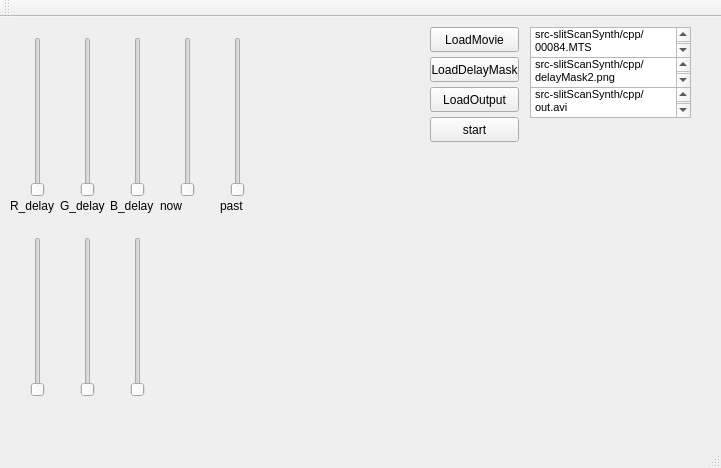
The window that gui/sliScanynthUIMac/mainwindow.ui (maku303/kwasonator) describes before a commit, drawn with Qt 5.
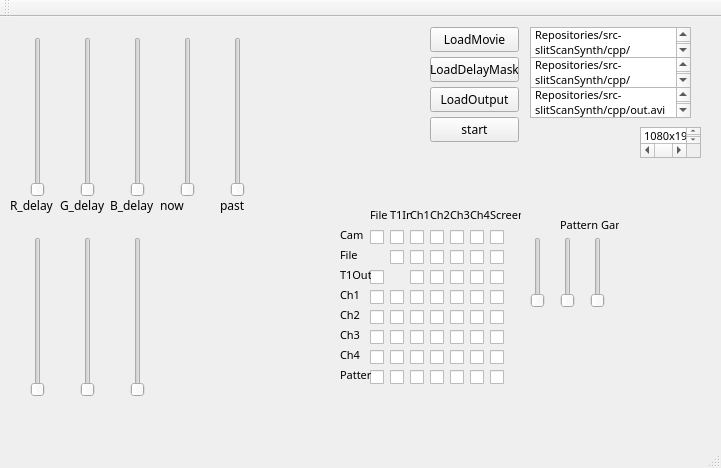
The same window after the commit.

```diff
--- a/gui/sliScanynthUIMac/mainwindow.ui
+++ b/gui/sliScanynthUIMac/mainwindow.ui
@@ -10,6 +10,11 @@
     <height>468</height>
    </rect>
   </property>
+  <property name="font">
+   <font>
+    <family>.SF NS Text</family>
+   </font>
+  </property>
   <property name="windowTitle">
    <string>MainWindow</string>
   </property>
@@ -92,6 +97,7 @@
     </property>
     <property name="font">
      <font>
+      <family>.SF NS Text</family>
       <pointsize>9</pointsize>
      </font>
     </property>
@@ -110,6 +116,7 @@
     </property>
     <property name="font">
      <font>
+      <family>.SF NS Text</family>
       <pointsize>8</pointsize>
      </font>
     </property>
@@ -128,6 +135,7 @@
     </property>
     <property name="font">
      <font>
+      <family>.SF NS Text</family>
       <pointsize>8</pointsize>
      </font>
     </property>
@@ -146,6 +154,7 @@
     </property>
     <property name="font">
      <font>
+      <family>.SF NS Text</family>
       <pointsize>9</pointsize>
      </font>
     </property>
@@ -164,6 +173,7 @@
     </property>
     <property name="font">
      <font>
+      <family>.SF NS Text</family>
       <pointsize>8</pointsize>
      </font>
     </property>
@@ -182,6 +192,7 @@
     </property>
     <property name="font">
      <font>
+      <family>.SF NS Text</family>
       <pointsize>9</pointsize>
      </font>
     </property>
@@ -213,6 +224,7 @@
     </property>
     <property name="font">
      <font>
+      <family>.SF NS Text</family>
       <pointsize>9</pointsize>
      </font>
     </property>
@@ -231,6 +243,7 @@
     </property>
     <property name="font">
      <font>
+      <family>.SF NS Text</family>
       <pointsize>9</pointsize>
      </font>
     </property>
@@ -249,6 +262,7 @@
     </property>
     <property name="font">
      <font>
+      <family>.SF NS Text</family>
       <pointsize>9</pointsize>
      </font>
     </property>
@@ -267,6 +281,7 @@
     </property>
     <property name="font">
      <font>
+      <family>.SF NS Text</family>
       <pointsize>9</pointsize>
      </font>
     </property>
@@ -352,6 +367,7 @@
     </property>
     <property name="font">
      <font>
+      <family>.SF NS Text</family>
       <pointsize>9</pointsize>
      </font>
     </property>
@@ -359,6 +375,1072 @@
      <string>past</string>
     </property>
    </widget>
+   <widget class="QCheckBox" name="checkBox_CamToFile">
+    <property name="geometry">
+     <rect>
+      <x>370</x>
+      <y>210</y>
+      <width>21</width>
+      <height>20</height>
+     </rect>
+    </property>
+    <property name="text">
+     <string/>
+    </property>
+   </widget>
+   <widget class="QCheckBox" name="checkBox_TransOutToFile">
+    <property name="geometry">
+     <rect>
+      <x>370</x>
+      <y>250</y>
+      <width>21</width>
+      <height>20</height>
+     </rect>
+    </property>
+    <property name="text">
+     <string/>
+    </property>
+   </widget>
+   <widget class="QCheckBox" name="checkBox_Ch1ToFile">
+    <property name="geometry">
+     <rect>
+      <x>370</x>
+      <y>270</y>
+      <width>21</width>
+      <height>20</height>
+     </rect>
+    </property>
+    <property name="text">
+     <string/>
+    </property>
+   </widget>
+   <widget class="QCheckBox" name="checkBox_CamToTransIn">
+    <property name="geometry">
+     <rect>
+      <x>390</x>
+      <y>210</y>
+      <width>21</width>
+      <height>20</height>
+     </rect>
+    </property>
+    <property name="text">
+     <string/>
+    </property>
+   </widget>
+   <widget class="QCheckBox" name="checkBox_FileToTransIn">
+    <property name="geometry">
+     <rect>
+      <x>390</x>
+      <y>230</y>
+      <width>21</width>
+      <height>20</height>
+     </rect>
+    </property>
+    <property name="text">
+     <string/>
+    </property>
+   </widget>
+   <widget class="QCheckBox" name="checkBox_Ch1ToTransIn">
+    <property name="geometry">
+     <rect>
+      <x>390</x>
+      <y>270</y>
+      <width>16</width>
+      <height>20</height>
+     </rect>
+    </property>
+    <property name="text">
+     <string/>
+    </property>
+   </widget>
+   <widget class="QCheckBox" name="checkBox_CamToCh1">
+    <property name="geometry">
+     <rect>
+      <x>410</x>
+      <y>210</y>
+      <width>21</width>
+      <height>20</height>
+     </rect>
+    </property>
+    <property name="text">
+     <string/>
+    </property>
+   </widget>
+   <widget class="QCheckBox" name="checkBox_FileToCh1">
+    <property name="geometry">
+     <rect>
+      <x>410</x>
+      <y>230</y>
+      <width>21</width>
+      <height>20</height>
+     </rect>
+    </property>
+    <property name="text">
+     <string/>
+    </property>
+   </widget>
+   <widget class="QCheckBox" name="checkBox_TransOutToCh1">
+    <property name="geometry">
+     <rect>
+      <x>410</x>
+      <y>250</y>
+      <width>16</width>
+      <height>20</height>
+     </rect>
+    </property>
+    <property name="text">
+     <string/>
+    </property>
+   </widget>
+   <widget class="QCheckBox" name="checkBox_Ch1ToCh1">
+    <property name="geometry">
+     <rect>
+      <x>410</x>
+      <y>270</y>
+      <width>16</width>
+      <height>20</height>
+     </rect>
+    </property>
+    <property name="text">
+     <string/>
+    </property>
+   </widget>
+   <widget class="QCheckBox" name="checkBox_TransOutToCh3">
+    <property name="geometry">
+     <rect>
+      <x>450</x>
+      <y>250</y>
+      <width>21</width>
+      <height>20</height>
+     </rect>
+    </property>
+    <property name="text">
+     <string/>
+    </property>
+   </widget>
+   <widget class="QCheckBox" name="checkBox_CamToCh3">
+    <property name="geometry">
+     <rect>
+      <x>450</x>
+      <y>210</y>
+      <width>21</width>
+      <height>20</height>
+     </rect>
+    </property>
+    <property name="text">
+     <string/>
+    </property>
+   </widget>
+   <widget class="QCheckBox" name="checkBox_TransOutToCh2">
+    <property name="geometry">
+     <rect>
+      <x>430</x>
+      <y>250</y>
+      <width>21</width>
+      <height>20</height>
+     </rect>
+    </property>
+    <property name="text">
+     <string/>
+    </property>
+   </widget>
+   <widget class="QCheckBox" name="checkBox_Ch1ToCh2">
+    <property name="geometry">
+     <rect>
+      <x>430</x>
+      <y>270</y>
+      <width>21</width>
+      <height>20</height>
+     </rect>
+    </property>
+    <property name="text">
+     <string/>
+    </property>
+   </widget>
+   <widget class="QCheckBox" name="checkBox_FileToCh3">
+    <property name="geometry">
+     <rect>
+      <x>450</x>
+      <y>230</y>
+      <width>21</width>
+      <height>20</height>
+     </rect>
+    </property>
+    <property name="text">
+     <string/>
+    </property>
+   </widget>
+   <widget class="QCheckBox" name="checkBox_TransOutToCh4">
+    <property name="geometry">
+     <rect>
+      <x>470</x>
+      <y>250</y>
+      <width>16</width>
+      <height>20</height>
+     </rect>
+    </property>
+    <property name="text">
+     <string/>
+    </property>
+   </widget>
+   <widget class="QCheckBox" name="checkBox_Ch1ToCh4">
+    <property name="geometry">
+     <rect>
+      <x>470</x>
+      <y>270</y>
+      <width>16</width>
+      <height>20</height>
+     </rect>
+    </property>
+    <property name="text">
+     <string/>
+    </property>
+   </widget>
+   <widget class="QCheckBox" name="checkBox_FileToCh2">
+    <property name="geometry">
+     <rect>
+      <x>430</x>
+      <y>230</y>
+      <width>21</width>
+      <height>20</height>
+     </rect>
+    </property>
+    <property name="text">
+     <string/>
+    </property>
+   </widget>
+   <widget class="QCheckBox" name="checkBox_FileToCh4">
+    <property name="geometry">
+     <rect>
+      <x>470</x>
+      <y>230</y>
+      <width>21</width>
+      <height>20</height>
+     </rect>
+    </property>
+    <property name="text">
+     <string/>
+    </property>
+   </widget>
+   <widget class="QCheckBox" name="checkBox_CamToCh2">
+    <property name="geometry">
+     <rect>
+      <x>430</x>
+      <y>210</y>
+      <width>21</width>
+      <height>20</height>
+     </rect>
+    </property>
+    <property name="text">
+     <string/>
+    </property>
+   </widget>
+   <widget class="QCheckBox" name="checkBox_Ch1ToCh3">
+    <property name="geometry">
+     <rect>
+      <x>450</x>
+      <y>270</y>
+      <width>16</width>
+      <height>20</height>
+     </rect>
+    </property>
+    <property name="text">
+     <string/>
+    </property>
+   </widget>
+   <widget class="QCheckBox" name="checkBox_CamToCh4">
+    <property name="geometry">
+     <rect>
+      <x>470</x>
+      <y>210</y>
+      <width>21</width>
+      <height>20</height>
+     </rect>
+    </property>
+    <property name="text">
+     <string/>
+    </property>
+   </widget>
+   <widget class="QLabel" name="label_6">
+    <property name="geometry">
+     <rect>
+      <x>340</x>
+      <y>210</y>
+      <width>31</width>
+      <height>16</height>
+     </rect>
+    </property>
+    <property name="font">
+     <font>
+      <family>.SF NS Text</family>
+      <pointsize>8</pointsize>
+     </font>
+    </property>
+    <property name="text">
+     <string>Cam</string>
+    </property>
+   </widget>
+   <widget class="QLabel" name="label_7">
+    <property name="geometry">
+     <rect>
+      <x>340</x>
+      <y>230</y>
+      <width>21</width>
+      <height>16</height>
+     </rect>
+    </property>
+    <property name="font">
+     <font>
+      <pointsize>8</pointsize>
+     </font>
+    </property>
+    <property name="text">
+     <string>File</string>
+    </property>
+   </widget>
+   <widget class="QLabel" name="label_8">
+    <property name="geometry">
+     <rect>
+      <x>340</x>
+      <y>250</y>
+      <width>31</width>
+      <height>16</height>
+     </rect>
+    </property>
+    <property name="font">
+     <font>
+      <pointsize>8</pointsize>
+     </font>
+    </property>
+    <property name="text">
+     <string>T1Out</string>
+    </property>
+   </widget>
+   <widget class="QLabel" name="label_9">
+    <property name="geometry">
+     <rect>
+      <x>340</x>
+      <y>270</y>
+      <width>31</width>
+      <height>16</height>
+     </rect>
+    </property>
+    <property name="font">
+     <font>
+      <pointsize>8</pointsize>
+     </font>
+    </property>
+    <property name="text">
+     <string>Ch1</string>
+    </property>
+   </widget>
+   <widget class="QLabel" name="label_10">
+    <property name="geometry">
+     <rect>
+      <x>370</x>
+      <y>190</y>
+      <width>21</width>
+      <height>16</height>
+     </rect>
+    </property>
+    <property name="font">
+     <font>
+      <pointsize>8</pointsize>
+     </font>
+    </property>
+    <property name="text">
+     <string>File</string>
+    </property>
+   </widget>
+   <widget class="QLabel" name="label_11">
+    <property name="geometry">
+     <rect>
+      <x>390</x>
+      <y>190</y>
+      <width>21</width>
+      <height>16</height>
+     </rect>
+    </property>
+    <property name="font">
+     <font>
+      <family>.SF NS Text</family>
+      <pointsize>8</pointsize>
+     </font>
+    </property>
+    <property name="text">
+     <string>T1In</string>
+    </property>
+   </widget>
+   <widget class="QLabel" name="label_12">
+    <property name="geometry">
+     <rect>
+      <x>410</x>
+      <y>190</y>
+      <width>21</width>
+      <height>16</height>
+     </rect>
+    </property>
+    <property name="font">
+     <font>
+      <family>.SF NS Text</family>
+      <pointsize>8</pointsize>
+     </font>
+    </property>
+    <property name="text">
+     <string>Ch1</string>
+    </property>
+   </widget>
+   <widget class="QLabel" name="label_13">
+    <property name="geometry">
+     <rect>
+      <x>430</x>
+      <y>190</y>
+      <width>21</width>
+      <height>16</height>
+     </rect>
+    </property>
+    <property name="font">
+     <font>
+      <family>.SF NS Text</family>
+      <pointsize>8</pointsize>
+     </font>
+    </property>
+    <property name="text">
+     <string>Ch2</string>
+    </property>
+   </widget>
+   <widget class="QLabel" name="label_14">
+    <property name="geometry">
+     <rect>
+      <x>450</x>
+      <y>190</y>
+      <width>21</width>
+      <height>16</height>
+     </rect>
+    </property>
+    <property name="font">
+     <font>
+      <family>.SF NS Text</family>
+      <pointsize>8</pointsize>
+     </font>
+    </property>
+    <property name="text">
+     <string>Ch3</string>
+    </property>
+   </widget>
+   <widget class="QLabel" name="label_15">
+    <property name="geometry">
+     <rect>
+      <x>470</x>
+      <y>190</y>
+      <width>21</width>
+      <height>16</height>
+     </rect>
+    </property>
+    <property name="font">
+     <font>
+      <family>.SF NS Text</family>
+      <pointsize>8</pointsize>
+     </font>
+    </property>
+    <property name="text">
+     <string>Ch4</string>
+    </property>
+   </widget>
+   <widget class="QCheckBox" name="checkBox_Ch2ToCh3">
+    <property name="geometry">
+     <rect>
+      <x>450</x>
+      <y>290</y>
+      <width>16</width>
+      <height>20</height>
+     </rect>
+    </property>
+    <property name="text">
+     <string/>
+    </property>
+   </widget>
+   <widget class="QCheckBox" name="checkBox_Ch2ToFile">
+    <property name="geometry">
+     <rect>
+      <x>370</x>
+      <y>290</y>
+      <width>21</width>
+      <height>20</height>
+     </rect>
+    </property>
+    <property name="text">
+     <string/>
+    </property>
+   </widget>
+   <widget class="QCheckBox" name="checkBox_Ch2ToCh4">
+    <property name="geometry">
+     <rect>
+      <x>470</x>
+      <y>290</y>
+      <width>16</width>
+      <height>20</height>
+     </rect>
+    </property>
+    <property name="text">
+     <string/>
+    </property>
+   </widget>
+   <widget class="QCheckBox" name="checkBox_Ch2ToCh1">
+    <property name="geometry">
+     <rect>
+      <x>410</x>
+      <y>290</y>
+      <width>16</width>
+      <height>20</height>
+     </rect>
+    </property>
+    <property name="text">
+     <string/>
+    </property>
+   </widget>
+   <widget class="QLabel" name="label_16">
+    <property name="geometry">
+     <rect>
+      <x>340</x>
+      <y>290</y>
+      <width>31</width>
+      <height>16</height>
+     </rect>
+    </property>
+    <property name="font">
+     <font>
+      <pointsize>8</pointsize>
+     </font>
+    </property>
+    <property name="text">
+     <string>Ch2</string>
+    </property>
+   </widget>
+   <widget class="QCheckBox" name="checkBox_Ch2ToTransIn">
+    <property name="geometry">
+     <rect>
+      <x>390</x>
+      <y>290</y>
+      <width>16</width>
+      <height>20</height>
+     </rect>
+    </property>
+    <property name="text">
+     <string/>
+    </property>
+   </widget>
+   <widget class="QCheckBox" name="checkBox_Ch2ToCh2">
+    <property name="geometry">
+     <rect>
+      <x>430</x>
+      <y>290</y>
+      <width>21</width>
+      <height>20</height>
+     </rect>
+    </property>
+    <property name="text">
+     <string/>
+    </property>
+   </widget>
+   <widget class="QCheckBox" name="checkBox_Ch3ToCh3">
+    <property name="geometry">
+     <rect>
+      <x>450</x>
+      <y>310</y>
+      <width>16</width>
+      <height>20</height>
+     </rect>
+    </property>
+    <property name="text">
+     <string/>
+    </property>
+   </widget>
+   <widget class="QCheckBox" name="checkBox_Ch3ToFile">
+    <property name="geometry">
+     <rect>
+      <x>370</x>
+      <y>310</y>
+      <width>21</width>
+      <height>20</height>
+     </rect>
+    </property>
+    <property name="text">
+     <string/>
+    </property>
+   </widget>
+   <widget class="QCheckBox" name="checkBox_Ch3ToCh4">
+    <property name="geometry">
+     <rect>
+      <x>470</x>
+      <y>310</y>
+      <width>16</width>
+      <height>20</height>
+     </rect>
+    </property>
+    <property name="text">
+     <string/>
+    </property>
+   </widget>
+   <widget class="QCheckBox" name="checkBox_Ch3ToCh1">
+    <property name="geometry">
+     <rect>
+      <x>410</x>
+      <y>310</y>
+      <width>16</width>
+      <height>20</height>
+     </rect>
+    </property>
+    <property name="text">
+     <string/>
+    </property>
+   </widget>
+   <widget class="QLabel" name="label_17">
+    <property name="geometry">
+     <rect>
+      <x>340</x>
+      <y>310</y>
+      <width>31</width>
+      <height>16</height>
+     </rect>
+    </property>
+    <property name="font">
+     <font>
+      <pointsize>8</pointsize>
+     </font>
+    </property>
+    <property name="text">
+     <string>Ch3</string>
+    </property>
+   </widget>
+   <widget class="QCheckBox" name="checkBox_Ch3ToTransIn">
+    <property name="geometry">
+     <rect>
+      <x>390</x>
+      <y>310</y>
+      <width>16</width>
+      <height>20</height>
+     </rect>
+    </property>
+    <property name="text">
+     <string/>
+    </property>
+   </widget>
+   <widget class="QCheckBox" name="checkBox_Ch3ToCh2">
+    <property name="geometry">
+     <rect>
+      <x>430</x>
+      <y>310</y>
+      <width>21</width>
+      <height>20</height>
+     </rect>
+    </property>
+    <property name="text">
+     <string/>
+    </property>
+   </widget>
+   <widget class="QCheckBox" name="checkBox_Ch4ToCh3">
+    <property name="geometry">
+     <rect>
+      <x>450</x>
+      <y>330</y>
+      <width>16</width>
+      <height>20</height>
+     </rect>
+    </property>
+    <property name="text">
+     <string/>
+    </property>
+   </widget>
+   <widget class="QCheckBox" name="checkBox_Ch4ToFile">
+    <property name="geometry">
+     <rect>
+      <x>370</x>
+      <y>330</y>
+      <width>21</width>
+      <height>20</height>
+     </rect>
+    </property>
+    <property name="text">
+     <string/>
+    </property>
+   </widget>
+   <widget class="QCheckBox" name="checkBox_Ch4ToCh4">
+    <property name="geometry">
+     <rect>
+      <x>470</x>
+      <y>330</y>
+      <width>16</width>
+      <height>20</height>
+     </rect>
+    </property>
+    <property name="text">
+     <string/>
+    </property>
+   </widget>
+   <widget class="QCheckBox" name="checkBox_Ch4ToCh1">
+    <property name="geometry">
+     <rect>
+      <x>410</x>
+      <y>330</y>
+      <width>16</width>
+      <height>20</height>
+     </rect>
+    </property>
+    <property name="text">
+     <string/>
+    </property>
+   </widget>
+   <widget class="QLabel" name="label_18">
+    <property name="geometry">
+     <rect>
+      <x>340</x>
+      <y>330</y>
+      <width>31</width>
+      <height>16</height>
+     </rect>
+    </property>
+    <property name="font">
+     <font>
+      <pointsize>8</pointsize>
+     </font>
+    </property>
+    <property name="text">
+     <string>Ch4</string>
+    </property>
+   </widget>
+   <widget class="QCheckBox" name="checkBox_Ch4ToTransIn">
+    <property name="geometry">
+     <rect>
+      <x>390</x>
+      <y>330</y>
+      <width>16</width>
+      <height>20</height>
+     </rect>
+    </property>
+    <property name="text">
+     <string/>
+    </property>
+   </widget>
+   <widget class="QCheckBox" name="checkBox_Ch4ToCh2">
+    <property name="geometry">
+     <rect>
+      <x>430</x>
+      <y>330</y>
+      <width>21</width>
+      <height>20</height>
+     </rect>
+    </property>
+    <property name="text">
+     <string/>
+    </property>
+   </widget>
+   <widget class="QCheckBox" name="checkBox_PatternToCh3">
+    <property name="geometry">
+     <rect>
+      <x>450</x>
+      <y>350</y>
+      <width>16</width>
+      <height>20</height>
+     </rect>
+    </property>
+    <property name="text">
+     <string/>
+    </property>
+   </widget>
+   <widget class="QCheckBox" name="checkBox_patternToFile">
+    <property name="geometry">
+     <rect>
+      <x>370</x>
+      <y>350</y>
+      <width>21</width>
+      <height>20</height>
+     </rect>
+    </property>
+    <property name="text">
+     <string/>
+    </property>
+   </widget>
+   <widget class="QCheckBox" name="checkBox_PatternToCh4">
+    <property name="geometry">
+     <rect>
+      <x>470</x>
+      <y>350</y>
+      <width>16</width>
+      <height>20</height>
+     </rect>
+    </property>
+    <property name="text">
+     <string/>
+    </property>
+   </widget>
+   <widget class="QCheckBox" name="checkBox_PatternToCh1">
+    <property name="geometry">
+     <rect>
+      <x>410</x>
+      <y>350</y>
+      <width>16</width>
+      <height>20</height>
+     </rect>
+    </property>
+    <property name="text">
+     <string/>
+    </property>
+   </widget>
+   <widget class="QLabel" name="label_19">
+    <property name="geometry">
+     <rect>
+      <x>340</x>
+      <y>350</y>
+      <width>31</width>
+      <height>16</height>
+     </rect>
+    </property>
+    <property name="font">
+     <font>
+      <pointsize>8</pointsize>
+     </font>
+    </property>
+    <property name="text">
+     <string>Pattern</string>
+    </property>
+   </widget>
+   <widget class="QCheckBox" name="checkBox_PatternToTransIn">
+    <property name="geometry">
+     <rect>
+      <x>390</x>
+      <y>350</y>
+      <width>16</width>
+      <height>20</height>
+     </rect>
+    </property>
+    <property name="text">
+     <string/>
+    </property>
+   </widget>
+   <widget class="QCheckBox" name="checkBox_PatternToCh2">
+    <property name="geometry">
+     <rect>
+      <x>430</x>
+      <y>350</y>
+      <width>21</width>
+      <height>20</height>
+     </rect>
+    </property>
+    <property name="text">
+     <string/>
+    </property>
+   </widget>
+   <widget class="QLabel" name="label_20">
+    <property name="geometry">
+     <rect>
+      <x>560</x>
+      <y>200</y>
+      <width>59</width>
+      <height>16</height>
+     </rect>
+    </property>
+    <property name="font">
+     <font>
+      <pointsize>8</pointsize>
+     </font>
+    </property>
+    <property name="text">
+     <string>Pattern Game</string>
+    </property>
+   </widget>
+   <widget class="QSlider" name="verticalSlider_4">
+    <property name="geometry">
+     <rect>
+      <x>530</x>
+      <y>220</y>
+      <width>16</width>
+      <height>71</height>
+     </rect>
+    </property>
+    <property name="orientation">
+     <enum>Qt::Vertical</enum>
+    </property>
+   </widget>
+   <widget class="QSlider" name="verticalSlider_5">
+    <property name="geometry">
+     <rect>
+      <x>560</x>
+      <y>220</y>
+      <width>16</width>
+      <height>71</height>
+     </rect>
+    </property>
+    <property name="orientation">
+     <enum>Qt::Vertical</enum>
+    </property>
+   </widget>
+   <widget class="QSlider" name="verticalSlider_6">
+    <property name="geometry">
+     <rect>
+      <x>590</x>
+      <y>220</y>
+      <width>16</width>
+      <height>71</height>
+     </rect>
+    </property>
+    <property name="orientation">
+     <enum>Qt::Vertical</enum>
+    </property>
+   </widget>
+   <widget class="QLabel" name="label_21">
+    <property name="geometry">
+     <rect>
+      <x>490</x>
+      <y>190</y>
+      <width>31</width>
+      <height>16</height>
+     </rect>
+    </property>
+    <property name="font">
+     <font>
+      <family>.SF NS Text</family>
+      <pointsize>8</pointsize>
+     </font>
+    </property>
+    <property name="text">
+     <string>Screen </string>
+    </property>
+   </widget>
+   <widget class="QCheckBox" name="checkBox_FileToScreen">
+    <property name="geometry">
+     <rect>
+      <x>490</x>
+      <y>230</y>
+      <width>21</width>
+      <height>20</height>
+     </rect>
+    </property>
+    <property name="text">
+     <string/>
+    </property>
+   </widget>
+   <widget class="QCheckBox" name="checkBox_Ch1ToScreen">
+    <property name="geometry">
+     <rect>
+      <x>490</x>
+      <y>270</y>
+      <width>16</width>
+      <height>20</height>
+     </rect>
+    </property>
+    <property name="text">
+     <string/>
+    </property>
+   </widget>
+   <widget class="QCheckBox" name="checkBox_TransOutToScreen">
+    <property name="geometry">
+     <rect>
+      <x>490</x>
+      <y>250</y>
+      <width>16</width>
+      <height>20</height>
+     </rect>
+    </property>
+    <property name="text">
+     <string/>
+    </property>
+   </widget>
+   <widget class="QCheckBox" name="checkBox_Ch2ToScreen">
+    <property name="geometry">
+     <rect>
+      <x>490</x>
+      <y>290</y>
+      <width>16</width>
+      <height>20</height>
+     </rect>
+    </property>
+    <property name="text">
+     <string/>
+    </property>
+   </widget>
+   <widget class="QCheckBox" name="checkBox_CamToScreen">
+    <property name="geometry">
+     <rect>
+      <x>490</x>
+      <y>210</y>
+      <width>21</width>
+      <height>20</height>
+     </rect>
+    </property>
+    <property name="text">
+     <string/>
+    </property>
+   </widget>
+   <widget class="QCheckBox" name="checkBox_Ch3ToScreen">
+    <property name="geometry">
+     <rect>
+      <x>490</x>
+      <y>310</y>
+      <width>16</width>
+      <height>20</height>
+     </rect>
+    </property>
+    <property name="text">
+     <string/>
+    </property>
+   </widget>
+   <widget class="QCheckBox" name="checkBox_Ch4ToScreen">
+    <property name="geometry">
+     <rect>
+      <x>490</x>
+      <y>330</y>
+      <width>16</width>
+      <height>20</height>
+     </rect>
+    </property>
+    <property name="text">
+     <string/>
+    </property>
+   </widget>
+   <widget class="QCheckBox" name="checkBox_PatternToScreen">
+    <property name="geometry">
+     <rect>
+      <x>490</x>
+      <y>350</y>
+      <width>16</width>
+      <height>20</height>
+     </rect>
+    </property>
+    <property name="text">
+     <string/>
+    </property>
+   </widget>
+   <widget class="QListWidget" name="listWidget">
+    <property name="geometry">
+     <rect>
+      <x>640</x>
+      <y>110</y>
+      <width>61</width>
+      <height>31</height>
+     </rect>
+    </property>
+    <item>
+     <property name="text">
+      <string>1080x1920</string>
+     </property>
+     <property name="font">
+      <font>
+       <pointsize>8</pointsize>
+      </font>
+     </property>
+    </item>
+    <item>
+     <property name="text">
+      <string>768x1360</string>
+     </property>
+     <property name="font">
+      <font>
+       <pointsize>8</pointsize>
+      </font>
+     </property>
+    </item>
+   </widget>
   </widget>
   <widget class="QMenuBar" name="menuBar">
    <property name="geometry">
```
